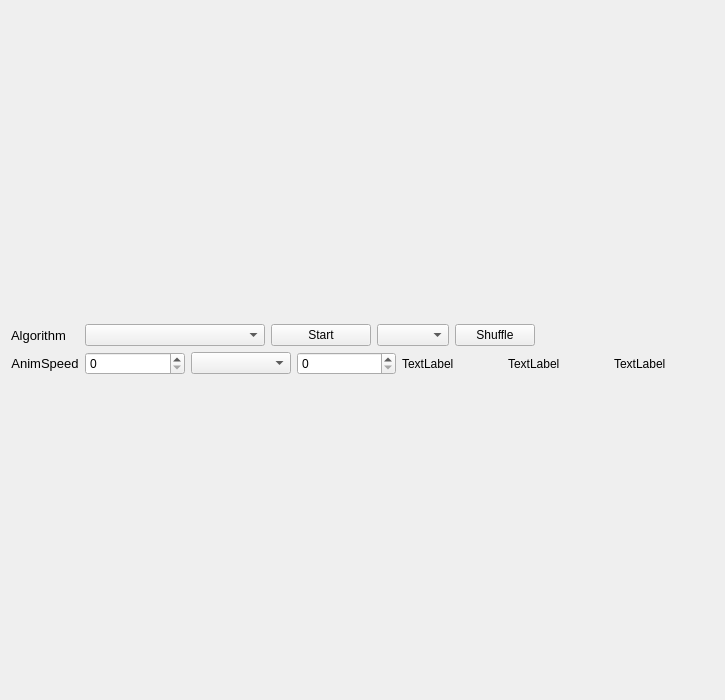
The window that sorting-algorithm-visualization/mainwindow.ui (keiorkt/Sorting-Algorithm-Visualization) describes before a commit, drawn with Qt 5.
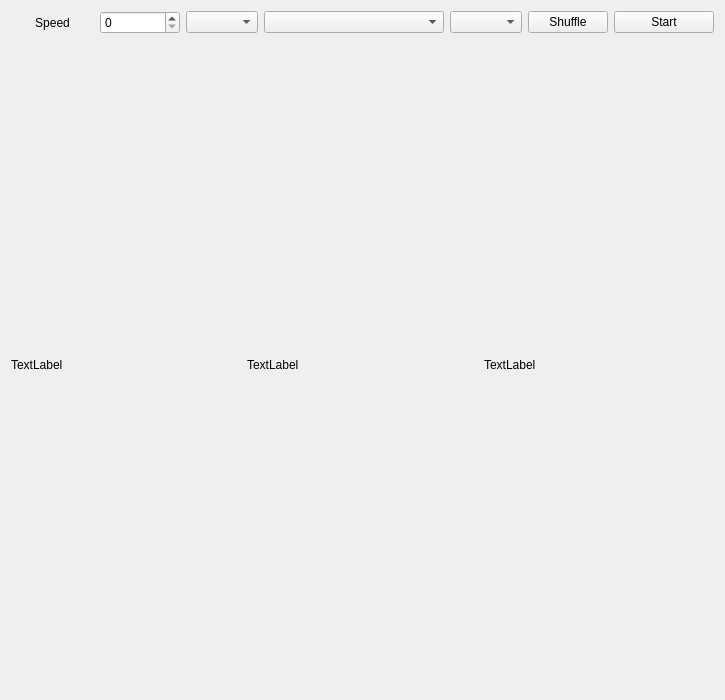
The same window after the commit.

Diff of the .ui file:
```diff
--- a/sorting-algorithm-visualization/mainwindow.ui
+++ b/sorting-algorithm-visualization/mainwindow.ui
@@ -34,97 +34,13 @@
   <widget class="QWidget" name="centralWidget">
    <layout class="QVBoxLayout" name="verticalLayout">
     <item>
-     <layout class="QHBoxLayout" name="lyPainter"/>
-    </item>
-    <item>
-     <layout class="QGridLayout" name="lyGrid">
-      <item row="1" column="1">
-       <layout class="QGridLayout" name="gridLayout_2">
-        <item row="0" column="2">
-         <widget class="QSpinBox" name="spinArraySize"/>
-        </item>
-        <item row="0" column="4">
-         <widget class="QLabel" name="labelChanges">
-          <property name="text">
-           <string>TextLabel</string>
-          </property>
-         </widget>
-        </item>
-        <item row="0" column="0">
-         <widget class="QSpinBox" name="spinAnimSpeed">
-          <property name="sizePolicy">
-           <sizepolicy hsizetype="Minimum" vsizetype="Fixed">
-            <horstretch>0</horstretch>
-            <verstretch>0</verstretch>
-           </sizepolicy>
-          </property>
-          <property name="minimumSize">
-           <size>
-            <width>80</width>
-            <height>23</height>
-           </size>
-          </property>
-         </widget>
-        </item>
-        <item row="0" column="3">
-         <widget class="QLabel" name="labelComparison">
-          <property name="text">
-           <string>TextLabel</string>
-          </property>
-         </widget>
-        </item>
-        <item row="0" column="1">
-         <widget class="QComboBox" name="comboPaintType"/>
-        </item>
-        <item row="0" column="5">
-         <widget class="QLabel" name="labelExecTime">
-          <property name="text">
-           <string>TextLabel</string>
-          </property>
-         </widget>
-        </item>
-       </layout>
-      </item>
-      <item row="1" column="0">
-       <widget class="QLabel" name="labelAnimSpeed">
-        <property name="font">
-         <font>
-          <pointsize>10</pointsize>
-         </font>
-        </property>
-        <property name="text">
-         <string>AnimSpeed</string>
-        </property>
-        <property name="alignment">
-         <set>Qt::AlignCenter</set>
-        </property>
-       </widget>
-      </item>
+     <layout class="QGridLayout" name="gridLayout_3">
       <item row="0" column="1">
        <layout class="QGridLayout" name="gridLayout">
-        <item row="0" column="2">
-         <widget class="QPushButton" name="buttonStart">
-          <property name="sizePolicy">
-           <sizepolicy hsizetype="Fixed" vsizetype="Fixed">
-            <horstretch>0</horstretch>
-            <verstretch>0</verstretch>
-           </sizepolicy>
-          </property>
-          <property name="minimumSize">
-           <size>
-            <width>100</width>
-            <height>21</height>
-           </size>
-          </property>
-          <property name="text">
-           <string>Start</string>
-          </property>
-         </widget>
+        <item row="0" column="9">
+         <widget class="QComboBox" name="comboPaintType"/>
         </item>
-        <item row="0" column="3">
-         <widget class="QComboBox" name="comboShuffle"/>
-        </item>
-        <item row="0" column="4">
+        <item row="0" column="10">
          <widget class="QPushButton" name="buttonShuffle">
           <property name="sizePolicy">
            <sizepolicy hsizetype="Fixed" vsizetype="Fixed">
@@ -137,7 +53,10 @@
           </property>
          </widget>
         </item>
-        <item row="0" column="0">
+        <item row="0" column="5">
+         <widget class="QComboBox" name="comboShuffle"/>
+        </item>
+        <item row="0" column="7">
          <widget class="QComboBox" name="comboAlgos">
           <property name="sizePolicy">
            <sizepolicy hsizetype="Fixed" vsizetype="Fixed">
@@ -153,41 +72,98 @@
           </property>
          </widget>
         </item>
-        <item row="0" column="7">
-         <spacer name="horizontalSpacer">
-          <property name="orientation">
-           <enum>Qt::Horizontal</enum>
+        <item row="0" column="11">
+         <widget class="QPushButton" name="buttonStart">
+          <property name="sizePolicy">
+           <sizepolicy hsizetype="Fixed" vsizetype="Fixed">
+            <horstretch>0</horstretch>
+            <verstretch>0</verstretch>
+           </sizepolicy>
           </property>
-          <property name="sizeHint" stdset="0">
+          <property name="minimumSize">
            <size>
-            <width>40</width>
-            <height>20</height>
+            <width>100</width>
+            <height>21</height>
            </size>
           </property>
-         </spacer>
+          <property name="text">
+           <string>Start</string>
+          </property>
+         </widget>
+        </item>
+        <item row="0" column="0">
+         <layout class="QVBoxLayout" name="verticalLayout_2">
+          <item>
+           <widget class="QSpinBox" name="spinAnimSpeed">
+            <property name="sizePolicy">
+             <sizepolicy hsizetype="Minimum" vsizetype="Fixed">
+              <horstretch>0</horstretch>
+              <verstretch>0</verstretch>
+             </sizepolicy>
+            </property>
+            <property name="minimumSize">
+             <size>
+              <width>80</width>
+              <height>23</height>
+             </size>
+            </property>
+           </widget>
+          </item>
+         </layout>
         </item>
        </layout>
       </item>
       <item row="0" column="0">
-       <widget class="QLabel" name="labelAlg">
-        <property name="sizePolicy">
-         <sizepolicy hsizetype="Fixed" vsizetype="Preferred">
-          <horstretch>0</horstretch>
-          <verstretch>0</verstretch>
-         </sizepolicy>
-        </property>
-        <property name="font">
-         <font>
-          <pointsize>10</pointsize>
-         </font>
-        </property>
+       <widget class="QLabel" name="label">
         <property name="text">
-         <string>Algorithm</string>
+         <string>Speed</string>
+        </property>
+        <property name="alignment">
+         <set>Qt::AlignCenter</set>
         </property>
        </widget>
       </item>
      </layout>
     </item>
+    <item>
+     <layout class="QHBoxLayout" name="lyPainter">
+      <property name="spacing">
+       <number>6</number>
+      </property>
+      <property name="sizeConstraint">
+       <enum>QLayout::SetDefaultConstraint</enum>
+      </property>
+     </layout>
+    </item>
+    <item>
+     <layout class="QGridLayout" name="lyGrid">
+      <item row="0" column="0">
+       <layout class="QGridLayout" name="gridLayout_2">
+        <item row="0" column="2">
+         <widget class="QLabel" name="labelComparison">
+          <property name="text">
+           <string>TextLabel</string>
+          </property>
+         </widget>
+        </item>
+        <item row="0" column="3">
+         <widget class="QLabel" name="labelChanges">
+          <property name="text">
+           <string>TextLabel</string>
+          </property>
+         </widget>
+        </item>
+        <item row="0" column="4">
+         <widget class="QLabel" name="labelExecTime">
+          <property name="text">
+           <string>TextLabel</string>
+          </property>
+         </widget>
+        </item>
+       </layout>
+      </item>
+     </layout>
+    </item>
    </layout>
   </widget>
  </widget>
```
